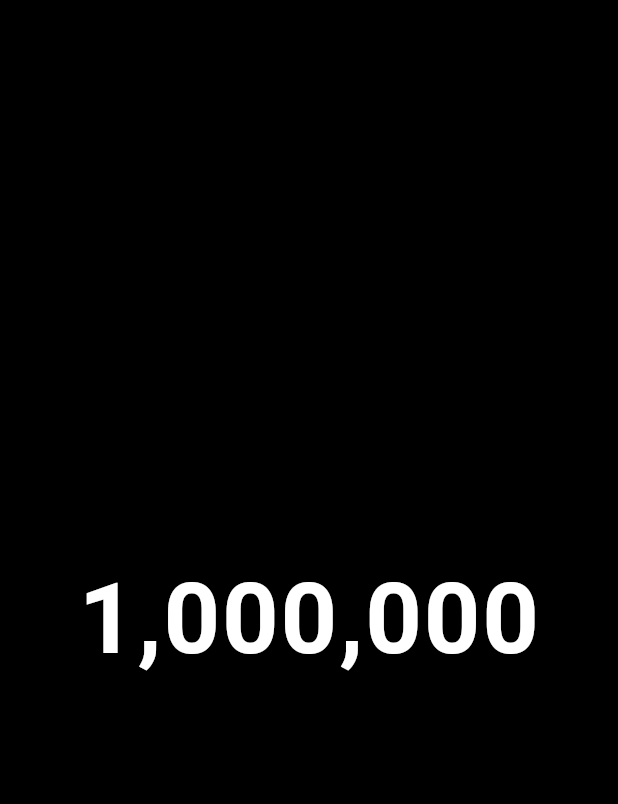
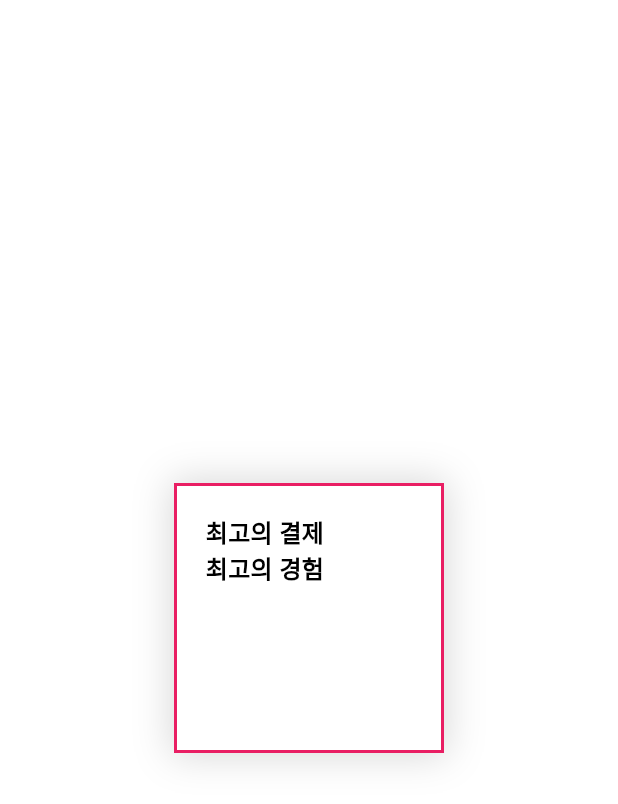
Before and after one commit to KoreanTuna/Flutter-Animations, a Flutter app: the screen it shows after launch, on a phone screen of 412 x 824 dp. Shown: the top 804 px of the screen. Run offline on Flutter 3.47's test engine with Material 3 defaults, Android fonts, the phone set to English and light mode, and no system bars.

Commit message:
Layer3D 애니메이션

```diff
--- /dev/null
+++ b/lib/animations/layer_3d/layer_3d.dart
@@ -0,0 +1,197 @@
+import 'package:animations/animations/layer_3d/widget/base_layer.dart';
+import 'package:animations/animations/layer_3d/widget/border_layer.dart';
+import 'package:animations/animations/layer_3d/widget/padding_layer.dart';
+import 'package:animations/animations/layer_3d/widget/shadow_layer.dart';
+import 'package:flutter/material.dart';
+
+class Layer3DAnimation extends StatefulWidget {
+  const Layer3DAnimation({super.key});
+
+  @override
+  State<Layer3DAnimation> createState() => _Layer3DAnimationState();
+}
+
+class _Layer3DAnimationState extends State<Layer3DAnimation>
+    with TickerProviderStateMixin {
+  late final AnimationController animationXController;
+  late final AnimationController animationYController;
+
+  late final Animation<double> rotateXAnimation;
+  late final Animation<double> rotateZAnimation;
+
+  late final Animation<double> paddingOpacityAnimation;
+
+  late final Animation backgroundColorAnimation;
+  late final AnimationController backgroundColorController;
+
+  late final Animation textColorAnimation;
+
+  late final Animation<double> textXOffset;
+  late final Animation<double> textYOffset;
+
+  late final Animation<double> paddingXOffset;
+  late final Animation<double> paddingYOffset;
+
+  late final Animation<double> borderXOffset;
+  late final Animation<double> borderYOffset;
+
+  late final Animation<double> baseXOffset;
+  late final Animation<double> baseYOffset;
+
+  late final Animation<double> shadowXOffset;
+  late final Animation<double> shadowYOffset;
+
+  @override
+  void initState() {
+    super.initState();
+    animationXController = AnimationController(
+      duration: const Duration(milliseconds: 400),
+      vsync: this,
+    );
+    animationYController = AnimationController(
+      duration: const Duration(milliseconds: 400),
+      vsync: this,
+    );
+    backgroundColorController = AnimationController(
+      duration: const Duration(milliseconds: 150),
+      vsync: this,
+    );
+
+    final curveX = CurvedAnimation(
+      parent: animationXController,
+      curve: Curves.easeInOut,
+    );
+    final curveY = CurvedAnimation(
+      parent: animationYController,
+      curve: Curves.easeInOut,
+    );
+
+    rotateXAnimation = Tween(begin: 0.0, end: 0.85).animate(curveX);
+    rotateZAnimation = Tween(begin: 0.0, end: 0.75).animate(curveY);
+
+    paddingOpacityAnimation = Tween(begin: 0.0, end: 1.0).animate(curveX);
+    backgroundColorAnimation = ColorTween(
+      begin: Colors.white,
+      end: const Color(0xFF3A3B40),
+    ).animate(backgroundColorController);
+
+    textColorAnimation = ColorTween(
+      begin: Colors.black,
+      end: Colors.white,
+    ).animate(curveX);
+
+    textXOffset = Tween(begin: 0.0, end: -150.0).animate(curveX);
+    textYOffset = Tween(begin: 0.0, end: -280.0).animate(curveY);
+
+    paddingXOffset = Tween(begin: 0.0, end: -70.0).animate(curveX);
+    paddingYOffset = Tween(begin: 0.0, end: -200.0).animate(curveY);
+
+    borderXOffset = Tween(begin: 0.0, end: -10.0).animate(curveX);
+    borderYOffset = Tween(begin: 0.0, end: -130.0).animate(curveY);
+
+    baseXOffset = Tween(begin: 0.0, end: 50.0).animate(curveX);
+    baseYOffset = Tween(begin: 0.0, end: -70.0).animate(curveY);
+
+    shadowXOffset = Tween(begin: 0.0, end: 110.0).animate(curveX);
+    shadowYOffset = Tween(begin: 0.0, end: 0.0).animate(curveY);
+  }
+
+  @override
+  void dispose() {
+    animationXController.dispose();
+    animationYController.dispose();
+    super.dispose();
+  }
+
+  @override
+  Widget build(BuildContext context) {
+    return GestureDetector(
+      onTap: () async {
+        if (animationXController.isCompleted ||
+            animationYController.isCompleted) {
+          animationXController.reverse();
+          animationYController.reverse();
+          backgroundColorController.reverse();
+        } else {
+          animationXController.forward();
+          animationYController.forward();
+          backgroundColorController.forward();
+        }
+      },
+      child: AnimatedBuilder(
+        animation: animationXController,
+        builder: (context, child) {
+          return Scaffold(
+            backgroundColor: backgroundColorAnimation.value,
+            body: Center(
+              child: SizedBox(
+                width: 180,
+                height: 180,
+                child: Transform(
+                  transform: Matrix4.identity()
+                    ..rotateX(rotateXAnimation.value)
+                    ..rotateZ(rotateZAnimation.value),
+                  child: Stack(
+                    children: [
+                      Transform.translate(
+                        offset: Offset(textXOffset.value, textYOffset.value),
+                        child: Container(
+                          width: 180,
+                          height: 180,
+                          padding: const EdgeInsets.all(20),
+                          decoration: BoxDecoration(
+                            border: Border.all(
+                              color: Colors.white.withValues(
+                                alpha: paddingOpacityAnimation.value,
+                              ),
+                            ),
+                          ),
+                          child: Text(
+                            '최고의 결제\n최고의 경험',
+                            style: TextStyle(
+                              color: textColorAnimation.value,
+                              fontSize: 16,
+                              fontWeight: FontWeight.bold,
+                            ),
+                          ),
+                        ),
+                      ),
+                      Opacity(
+                        opacity: paddingOpacityAnimation.value,
+                        child: Transform.translate(
+                          offset: Offset(
+                            paddingXOffset.value,
+                            paddingYOffset.value,
+                          ),
+                          child: const PaddingLayerWidget(),
+                        ),
+                      ),
+                      Transform.translate(
+                        offset: Offset(
+                          borderXOffset.value,
+                          borderYOffset.value,
+                        ),
+                        child: const BorderLayerWidget(),
+                      ),
+                      Transform.translate(
+                        offset: Offset(baseXOffset.value, baseYOffset.value),
+                        child: const BaseLayerWidget(),
+                      ),
+                      Transform.translate(
+                        offset: Offset(
+                          shadowXOffset.value,
+                          shadowYOffset.value,
+                        ),
+                        child: const ShadowLayerWidget(),
+                      ),
+                    ].reversed.toList(),
+                  ),
+                ),
+              ),
+            ),
+          );
+        },
+      ),
+    );
+  }
+}
--- /dev/null
+++ b/lib/animations/layer_3d/widget/base_layer.dart
@@ -0,0 +1,12 @@
+import 'package:flutter/material.dart';
+
+class BaseLayerWidget extends StatelessWidget {
+  const BaseLayerWidget({super.key});
+
+  @override
+  Widget build(BuildContext context) {
+    return Container(
+      color: Colors.white,
+    );
+  }
+}
--- /dev/null
+++ b/lib/animations/layer_3d/widget/border_layer.dart
@@ -0,0 +1,17 @@
+import 'package:flutter/material.dart';
+
+class BorderLayerWidget extends StatelessWidget {
+  const BorderLayerWidget({super.key});
+
+  @override
+  Widget build(BuildContext context) {
+    return Container(
+      decoration: BoxDecoration(
+        border: Border.all(
+          color: Colors.pink,
+          width: 2,
+        ),
+      ),
+    );
+  }
+}
--- /dev/null
+++ b/lib/animations/layer_3d/widget/shadow_layer.dart
@@ -0,0 +1,21 @@
+import 'package:flutter/material.dart';
+
+class ShadowLayerWidget extends StatelessWidget {
+  const ShadowLayerWidget({super.key});
+
+  @override
+  Widget build(BuildContext context) {
+    return Container(
+      decoration: BoxDecoration(
+        color: Colors.transparent,
+        boxShadow: [
+          BoxShadow(
+            color: Colors.grey.withValues(alpha: 0.4),
+            blurRadius: 20,
+            spreadRadius: 2,
+          ),
+        ],
+      ),
+    );
+  }
+}
--- a/lib/test_screen.dart
+++ b/lib/test_screen.dart
@@ -1,4 +1,4 @@
-import 'package:animations/animations/money_board.dart';
+import 'package:animations/animations/layer_3d/layer_3d.dart';
 import 'package:flutter/material.dart';
 
 class TestScreen extends StatelessWidget {
@@ -18,7 +18,7 @@ class TestScreen extends StatelessWidget {
         resizeToAvoidBottomInset: false,
 
         backgroundColor: Colors.indigo,
-        body: Center(child: MoneyBoard()),
+        body: Center(child: Layer3DAnimation()),
       ),
     );
   }
```
Also changed, not shown: lib/animations/layer_3d/widget/padding_layer.dart (added, +56 -0 lines), lib/animations/layer_3d/widget/text_layer.dart (added, +22 -0 lines).
